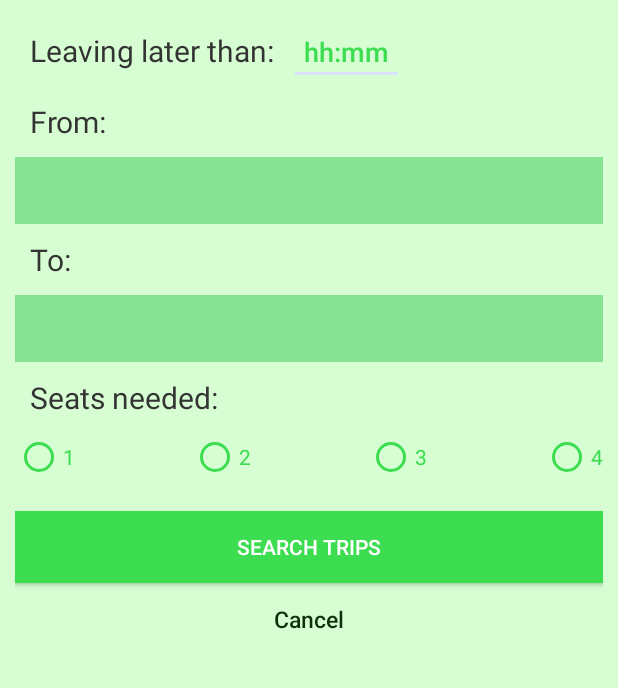
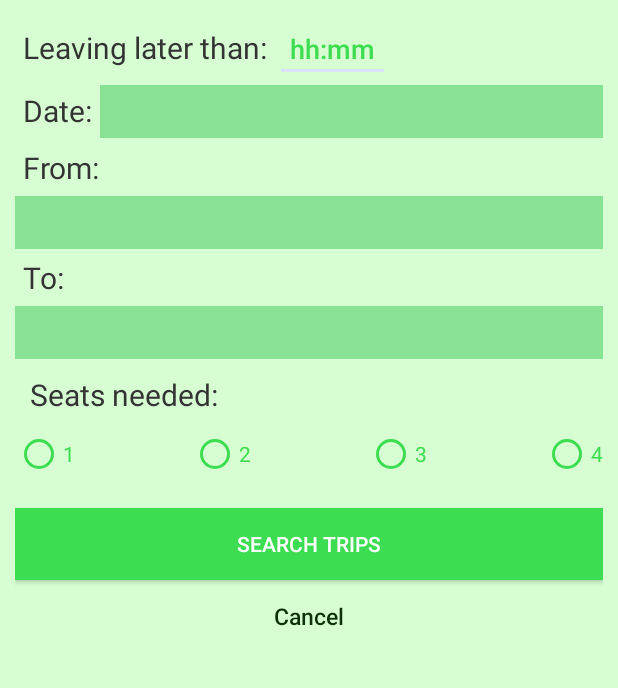
Before and after one commit to me-alina/Licenta, an Android app: the SearchActivity screen opened directly, with no data from a screen before it, on a phone screen of 412 x 824 dp, the part 204-892 px from its top. Run offline under Robolectric (Android 15) with nearby library versions, the light colour scheme and no system bars.

Commit message:
included date for add & search

```diff
--- /dev/null
+++ b/app/src/main/java/alinaignea/licenta/MyEditTextDatePicker.java
@@ -0,0 +1,67 @@
+package alinaignea.licenta;
+
+import android.app.Activity;
+import android.app.DatePickerDialog;
+import android.content.Context;
+import android.view.View;
+import android.widget.DatePicker;
+import android.widget.EditText;
+import android.widget.Toast;
+
+import java.util.Calendar;
+
+/**
+ * Created by Alina Ignea on 6/19/2016.
+ */
+public class MyEditTextDatePicker  implements View.OnClickListener, DatePickerDialog.OnDateSetListener {
+    Calendar c = Calendar.getInstance();
+    int mYear = c.get(Calendar.YEAR);
+    int mMonth = c.get(Calendar.MONTH);
+    int mDay = c.get(Calendar.DAY_OF_MONTH);
+    EditText _editText;
+    private int _day;
+    private int _month;
+    private int _year;
+    private Context _context;
+
+    public MyEditTextDatePicker(Context context, int editTextViewID)
+    {
+        Activity act = (Activity)context;
+        this._editText = (EditText)act.findViewById(editTextViewID);
+        this._editText.setOnClickListener(this);
+        this._context = context;
+    }
+
+    @Override
+    public void onDateSet(DatePicker view, int year, int monthOfYear, int dayOfMonth) {
+        _year = year;
+        _month = monthOfYear;
+        _day = dayOfMonth;
+      //  if(_year>=mYear && _month>=mMonth&&_day>=mDay)
+            updateDisplay();
+      /*  else{
+            Toast.makeText(_context,
+                    "Please select a future date!", Toast.LENGTH_LONG).show();
+            DatePickerDialog dialog = new DatePickerDialog(_context, this, mYear, mMonth, mDay);
+            dialog.show();
+        }*/
+
+    }
+    @Override
+    public void onClick(View v) {
+
+
+        DatePickerDialog dialog = new DatePickerDialog(_context, this, mYear, mMonth, mDay);
+        dialog.getDatePicker().setMinDate(System.currentTimeMillis() - 1000);
+        dialog.show();
+
+    }
+
+    // updates the date in the birth date EditText
+    private void updateDisplay() {
+
+        _editText.setText(new StringBuilder()
+                // Month is 0 based so add 1
+               .append(_year) .append("-").append("0").append(_month + 1).append("-").append(_day));
+    }
+}
--- a/app/src/main/java/alinaignea/licenta/SearchActivity.java
+++ b/app/src/main/java/alinaignea/licenta/SearchActivity.java
@@ -26,8 +26,8 @@ public class SearchActivity extends Activity {
     private Button btnCancel, btnSearch;
     private RadioGroup free_seats;
     private EditText departure_time, edit_from, edit_to;
-    String depart, seats, origin, destination;
-
+    String depart, seats, origin, destination, date;
+    private MyEditTextDatePicker datePicker;
 
     protected void onCreate(Bundle savedInstanceState) {
         super.onCreate(savedInstanceState);
@@ -41,6 +41,7 @@ public class SearchActivity extends Activity {
         departure_time = (EditText) findViewById(R.id.departure_time);
         edit_from = (EditText) findViewById(R.id.edit_from);
         edit_to = (EditText) findViewById(R.id.edit_to);
+        datePicker = new MyEditTextDatePicker(this, R.id.edit_date);
 
         btnCancel.setOnClickListener(new View.OnClickListener() {
             public void onClick(View view) {
@@ -72,6 +73,7 @@ public class SearchActivity extends Activity {
 
                 origin = edit_from.getText().toString();
                 destination = edit_to.getText().toString();
+                date=datePicker._editText.getText().toString();
                 if(!depart.isEmpty())
                     if (!depart.matches("([01][0-9]|2[0-3]):[0-5][0-9]"))
                         Toast.makeText(getApplicationContext(), "Please insert a valid time in the format hh:mm!", Toast.LENGTH_LONG).show();
@@ -83,6 +85,9 @@ public class SearchActivity extends Activity {
                     i.putExtra("seats", seats);
                     i.putExtra("origin", origin);
                     i.putExtra("destination", destination);
+                    if(!date.isEmpty())
+                        if (date.matches("\\d{4}-\\d{2}-\\d{2}"))
+                            i.putExtra("date", date);
 
                     startActivity(i);
                     finish();
--- a/app/src/main/res/layout/activity_search.xml
+++ b/app/src/main/res/layout/activity_search.xml
@@ -35,7 +35,7 @@
             android:layout_height="wrap_content"
             android:textColor="@color/lbl_name"
             android:textSize="20dp"
-            android:padding="10dp"
+            android:padding="5dp"
             android:text="@string/txtleavingafter"
             android:layout_gravity="left|top"
             />
@@ -54,13 +54,44 @@
             />
 
     </LinearLayout>
+
+    <LinearLayout
+        android:layout_width="fill_parent"
+        android:layout_height="wrap_content"
+        android:orientation="horizontal">
+
+        <TextView
+            android:id="@+id/_date"
+            android:layout_width="wrap_content"
+            android:layout_height="wrap_content"
+            android:textColor="@color/lbl_name"
+            android:textSize="20dp"
+            android:padding="5dp"
+            android:text="@string/date"
+            android:layout_gravity="left|top"
+            />
+
+        <EditText
+            android:id="@+id/edit_date"
+            android:layout_width="fill_parent"
+            android:layout_height="wrap_content"
+            android:background="@color/input_register_bg"
+            android:inputType="date"
+            android:focusable="false"
+            android:padding="5dp"
+            android:singleLine="true"
+            android:textColor="@color/input_register"
+            android:textColorHint="@color/input_register_hint" />
+    </LinearLayout>
+
+
     <TextView
         android:id="@+id/from"
         android:layout_width="wrap_content"
         android:layout_height="wrap_content"
         android:textColor="@color/lbl_name"
         android:textSize="20sp"
-        android:padding="10dp"
+        android:padding="5dp"
         android:text="@string/txtfrom"
         android:layout_gravity="left|top"
         />
@@ -71,7 +102,7 @@
         android:layout_height="wrap_content"
         android:background="@color/input_register_bg"
         android:inputType="textEmailAddress"
-        android:padding="10dp"
+        android:padding="5dp"
         android:singleLine="true"
         android:textColor="@color/input_register"
         android:textColorHint="@color/input_register_hint" />
@@ -82,7 +113,7 @@
         android:layout_height="wrap_content"
         android:textColor="@color/lbl_name"
         android:textSize="20dp"
-        android:padding="10dp"
+        android:padding="5dp"
         android:text="@string/txtto"
         android:layout_gravity="left|top"
         />
@@ -93,7 +124,7 @@
         android:layout_height="wrap_content"
         android:background="@color/input_register_bg"
         android:inputType="textEmailAddress"
-        android:padding="10dp"
+        android:padding="5dp"
         android:singleLine="true"
         android:textColor="@color/input_register"
         android:textColorHint="@color/input_register_hint" />
--- a/app/src/main/res/values/strings.xml
+++ b/app/src/main/res/values/strings.xml
@@ -41,6 +41,7 @@
     <string name="radio4">hh:mm </string>
     <string name="txtleaving">Leaving in: </string>
     <string name="txtleavingat">or at: </string>
+    <string name="date">Date: </string>
     <string name="txtfrom">From: </string>
     <string name="txtto">To: </string>
     <string name="txtfree">Free seats: </string>
```
Also changed, not shown: app/src/main/java/alinaignea/licenta/AddActivity.java (+7 -2 lines), app/src/main/java/alinaignea/licenta/ShowActivity.java (+11 -3 lines), app/src/main/java/alinaignea/licenta/ShowSearchActivity.java (+17 -3 lines), app/src/main/res/layout/activity_add.xml (+29 -1 lines).
